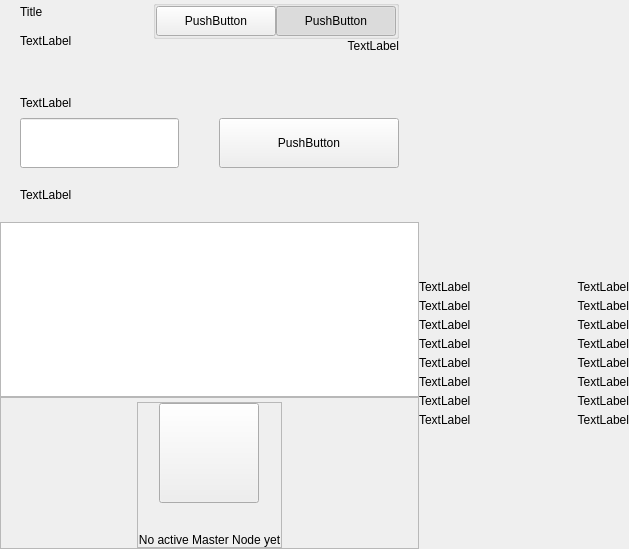
This is src/qt/vitae/forms/privacywidget.ui in VitaeTeam/Vitae as Qt 5 draws it before an edit. The edited form follows.
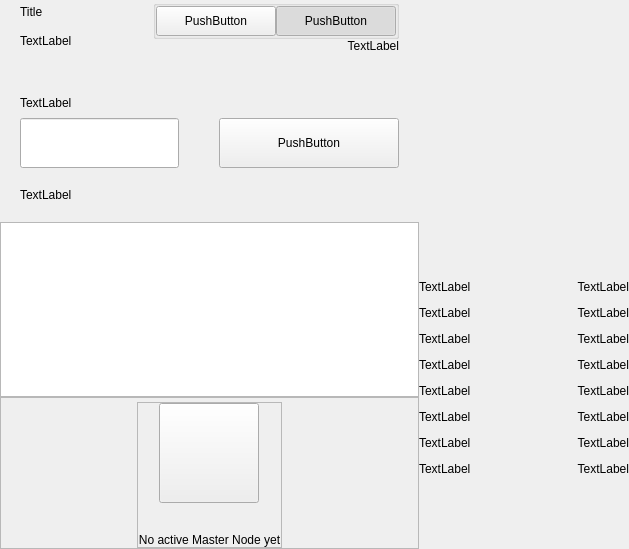
This is the edited form. Custom widgets are drawn as their Qt base class.

What changed in the file:
```diff
--- a/src/qt/vitae/forms/privacywidget.ui
+++ b/src/qt/vitae/forms/privacywidget.ui
@@ -554,7 +554,7 @@
          <widget class="QWidget" name="layoutDenom" native="true">
           <layout class="QVBoxLayout" name="verticalLayoutDenom">
            <property name="spacing">
-            <number>5</number>
+            <number>12</number>
            </property>
            <property name="leftMargin">
             <number>0</number>
```
